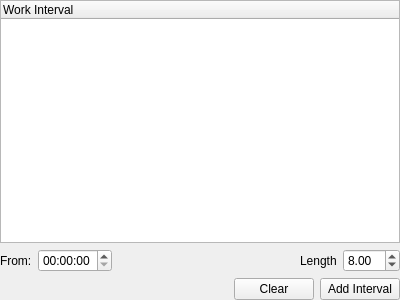
Before: the Qt Designer form kplato/libs/ui/kptintervaleditbase.ui in KDE/calligra, drawn with Qt 5.
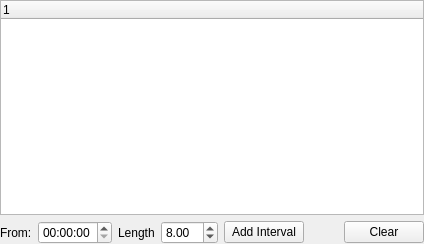
After: the same form once the commit is applied.

```diff
--- a/kplato/libs/ui/kptintervaleditbase.ui
+++ b/kplato/libs/ui/kptintervaleditbase.ui
@@ -6,14 +6,14 @@
    <rect>
     <x>0</x>
     <y>0</y>
-    <width>400</width>
-    <height>300</height>
+    <width>424</width>
+    <height>244</height>
    </rect>
   </property>
   <property name="windowTitle" >
    <string>CalendarEditBase</string>
   </property>
-  <layout class="QVBoxLayout" >
+  <layout class="QGridLayout" >
    <property name="leftMargin" >
     <number>0</number>
    </property>
@@ -26,18 +26,10 @@
    <property name="bottomMargin" >
     <number>0</number>
    </property>
-   <item>
-    <widget class="QTreeWidget" name="intervalList" >
-     <column>
-      <property name="text" >
-       <string>Work Interval</string>
-      </property>
-     </column>
-    </widget>
+   <item row="0" column="0" colspan="7" >
+    <widget class="QTreeWidget" name="intervalList" />
    </item>
-   <item>
-    <layout class="QHBoxLayout" >
-     <item>
+   <item row="1" column="0" >
       <widget class="QLabel" name="textLabel1" >
        <property name="text" >
         <string>From:</string>
@@ -47,23 +39,10 @@
        </property>
       </widget>
      </item>
-     <item>
+   <item row="1" column="1" >
       <widget class="QTimeEdit" name="startTime" />
      </item>
-     <item>
-      <spacer>
-       <property name="orientation" >
-        <enum>Qt::Horizontal</enum>
-       </property>
-       <property name="sizeHint" >
-        <size>
-         <width>161</width>
-         <height>21</height>
-        </size>
-       </property>
-      </spacer>
-     </item>
-     <item>
+   <item row="1" column="2" >
       <widget class="QLabel" name="textLabel2" >
        <property name="text" >
         <string>Length</string>
@@ -73,7 +52,7 @@
        </property>
       </widget>
      </item>
-     <item>
+   <item row="1" column="3" >
       <widget class="QDoubleSpinBox" name="length" >
        <property name="maximum" >
         <double>24.000000000000000</double>
@@ -83,56 +62,32 @@
        </property>
       </widget>
      </item>
-    </layout>
-   </item>
-   <item>
-    <layout class="QHBoxLayout" >
-     <property name="spacing" >
-      <number>6</number>
-     </property>
-     <property name="leftMargin" >
-      <number>0</number>
-     </property>
-     <property name="topMargin" >
-      <number>0</number>
-     </property>
-     <property name="rightMargin" >
-      <number>0</number>
-     </property>
-     <property name="bottomMargin" >
-      <number>0</number>
-     </property>
-     <item>
-      <spacer>
-       <property name="orientation" >
-        <enum>Qt::Horizontal</enum>
-       </property>
-       <property name="sizeType" >
-        <enum>QSizePolicy::Expanding</enum>
-       </property>
-       <property name="sizeHint" >
-        <size>
-         <width>51</width>
-         <height>21</height>
-        </size>
-       </property>
-      </spacer>
-     </item>
-     <item>
-      <widget class="QPushButton" name="bClear" >
-       <property name="text" >
-        <string>Clear</string>
-       </property>
-      </widget>
-     </item>
-     <item>
+   <item row="1" column="4" >
       <widget class="QPushButton" name="bAddInterval" >
        <property name="text" >
         <string>Add Interval</string>
        </property>
       </widget>
      </item>
-    </layout>
+   <item row="1" column="5" >
+    <spacer>
+     <property name="orientation" >
+      <enum>Qt::Horizontal</enum>
+     </property>
+     <property name="sizeHint" >
+      <size>
+       <width>40</width>
+       <height>20</height>
+      </size>
+     </property>
+    </spacer>
+   </item>
+   <item row="1" column="6" >
+    <widget class="QPushButton" name="bClear" >
+     <property name="text" >
+      <string>Clear</string>
+     </property>
+    </widget>
    </item>
   </layout>
  </widget>
```
Lines whose indentation alone changed are shown as unchanged.
